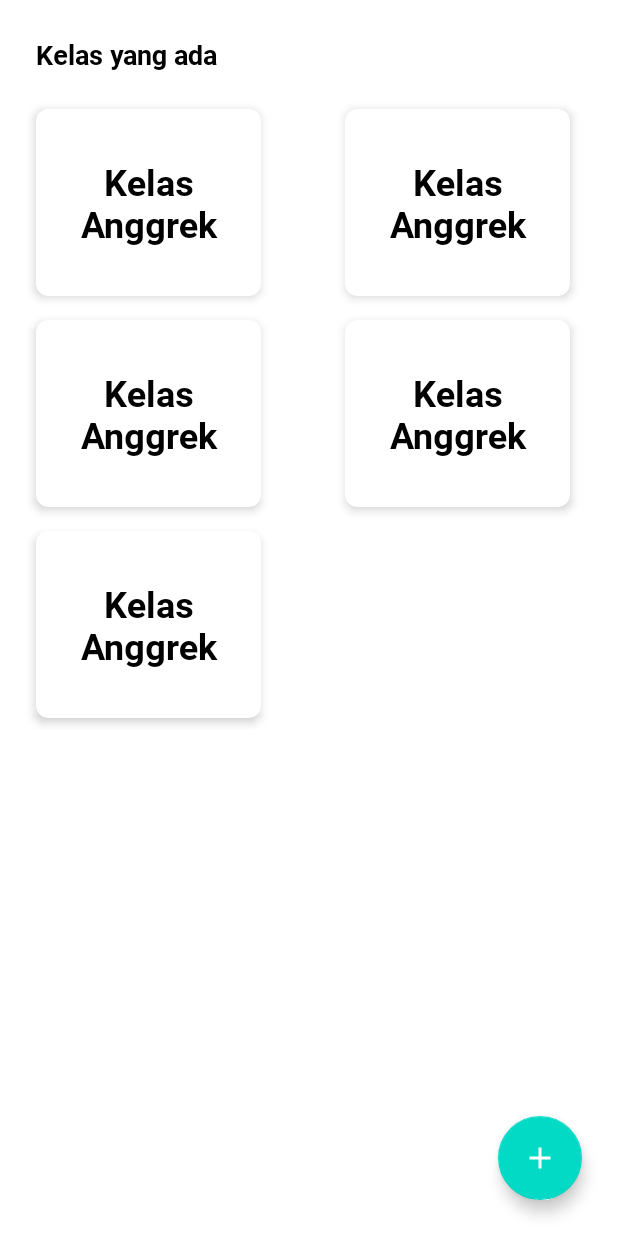
After one commit to cvdigitalcreative/ferinda-app-guru, an Android app: the layout activity_home.xml on its own in the app's theme, with its tools: preview values and no code run, on a phone screen of 412 x 824 dp. The commit adds this screen. Run offline under Robolectric (Android 15) with nearby library versions, the phone set to English and light mode, and no system bars.

Commit message:
Add list class layout

```diff
--- a/app/src/main/AndroidManifest.xml
+++ b/app/src/main/AndroidManifest.xml
@@ -1,5 +1,6 @@
 <?xml version="1.0" encoding="utf-8"?>
 <manifest xmlns:android="http://schemas.android.com/apk/res/android"
+    xmlns:tools="http://schemas.android.com/tools"
     package="com.digitalcreative.appguru">
 
     <application
@@ -8,8 +9,10 @@
         android:label="@string/app_name"
         android:roundIcon="@mipmap/ic_launcher_round"
         android:supportsRtl="true"
-        android:theme="@style/AppTheme">
-        <activity android:name=".LoginActivity">
+        android:theme="@style/AppTheme"
+        tools:ignore="AllowBackup">
+        <activity android:name=".ui.home.HomeActivity" />
+        <activity android:name=".ui.login.LoginActivity">
             <intent-filter>
                 <action android:name="android.intent.action.MAIN" />
 
--- /dev/null
+++ b/app/src/main/java/com/digitalcreative/appguru/ui/home/HomeActivity.kt
@@ -0,0 +1,14 @@
+package com.digitalcreative.appguru.ui.home
+
+import android.os.Bundle
+import androidx.appcompat.app.AppCompatActivity
+import com.digitalcreative.appguru.R
+
+class HomeActivity : AppCompatActivity() {
+
+    override fun onCreate(savedInstanceState: Bundle?) {
+        super.onCreate(savedInstanceState)
+        setContentView(R.layout.activity_home)
+    }
+
+}
--- a/app/src/main/java/com/digitalcreative/appguru/LoginActivity.kt
+++ b/app/src/main/java/com/digitalcreative/appguru/ui/login/LoginActivity.kt
@@ -1,7 +1,8 @@
-package com.digitalcreative.appguru
+package com.digitalcreative.appguru.ui.login
 
+import android.os.Bundle
 import androidx.appcompat.app.AppCompatActivity
-import android.os.Bundle
+import com.digitalcreative.appguru.R
 
 class LoginActivity : AppCompatActivity() {
 
--- /dev/null
+++ b/app/src/main/res/drawable/ic_add.xml
@@ -0,0 +1,10 @@
+<vector xmlns:android="http://schemas.android.com/apk/res/android"
+    android:width="24dp"
+    android:height="24dp"
+    android:tint="@android:color/white"
+    android:viewportWidth="24"
+    android:viewportHeight="24">
+    <path
+        android:fillColor="@android:color/white"
+        android:pathData="M19,13h-6v6h-2v-6H5v-2h6V5h2v6h6v2z" />
+</vector>
--- /dev/null
+++ b/app/src/main/res/layout/activity_home.xml
@@ -0,0 +1,55 @@
+<?xml version="1.0" encoding="utf-8"?>
+<androidx.core.widget.NestedScrollView xmlns:android="http://schemas.android.com/apk/res/android"
+    xmlns:app="http://schemas.android.com/apk/res-auto"
+    xmlns:tools="http://schemas.android.com/tools"
+    android:layout_width="match_parent"
+    android:layout_height="match_parent"
+    android:fillViewport="true">
+
+    <androidx.constraintlayout.widget.ConstraintLayout
+        android:layout_width="match_parent"
+        android:layout_height="match_parent"
+        tools:context=".ui.home.HomeActivity">
+
+        <TextView
+            android:id="@+id/textView3"
+            android:layout_width="wrap_content"
+            android:layout_height="wrap_content"
+            android:layout_marginStart="24dp"
+            android:layout_marginTop="24dp"
+            android:fontFamily="@font/roboto_bold"
+            android:text="@string/kelas_yang_ada"
+            android:textColor="@android:color/black"
+            android:textSize="18sp"
+            app:layout_constraintStart_toStartOf="parent"
+            app:layout_constraintTop_toTopOf="parent" />
+
+        <androidx.recyclerview.widget.RecyclerView
+            android:id="@+id/rv_kelas"
+            android:layout_width="0dp"
+            android:layout_height="wrap_content"
+            android:layout_marginTop="16dp"
+            android:overScrollMode="never"
+            app:layoutManager="androidx.recyclerview.widget.GridLayoutManager"
+            app:layout_constraintEnd_toEndOf="parent"
+            app:layout_constraintStart_toStartOf="parent"
+            app:layout_constraintTop_toBottomOf="@+id/textView3"
+            app:spanCount="2"
+            tools:itemCount="5"
+            tools:listitem="@layout/item_kelas" />
+
+        <com.google.android.material.floatingactionbutton.FloatingActionButton
+            android:id="@+id/fab_class"
+            android:layout_width="wrap_content"
+            android:layout_height="wrap_content"
+            android:layout_marginEnd="24dp"
+            android:layout_marginBottom="24dp"
+            android:clickable="true"
+            android:focusable="true"
+            app:layout_behavior="@string/hide_bottom_view_on_scroll_behavior"
+            app:layout_constraintBottom_toBottomOf="parent"
+            app:layout_constraintEnd_toEndOf="parent"
+            app:srcCompat="@drawable/ic_add"
+            app:tint="@android:color/white" />
+    </androidx.constraintlayout.widget.ConstraintLayout>
+</androidx.core.widget.NestedScrollView>
--- a/app/src/main/res/layout/activity_login.xml
+++ b/app/src/main/res/layout/activity_login.xml
@@ -4,7 +4,7 @@
     xmlns:tools="http://schemas.android.com/tools"
     android:layout_width="match_parent"
     android:layout_height="match_parent"
-    tools:context=".LoginActivity">
+    tools:context=".ui.login.LoginActivity">
 
     <TextView
         android:id="@+id/textView"
--- /dev/null
+++ b/app/src/main/res/layout/item_kelas.xml
@@ -0,0 +1,32 @@
+<?xml version="1.0" encoding="utf-8"?>
+<androidx.cardview.widget.CardView xmlns:android="http://schemas.android.com/apk/res/android"
+    xmlns:app="http://schemas.android.com/apk/res-auto"
+    xmlns:tools="http://schemas.android.com/tools"
+    style="@style/MyCardView"
+    android:layout_width="150dp"
+    android:layout_height="wrap_content">
+
+    <androidx.constraintlayout.widget.ConstraintLayout
+        android:layout_width="match_parent"
+        android:layout_height="match_parent">
+
+        <TextView
+            android:id="@+id/tv_class_name"
+            android:layout_width="wrap_content"
+            android:layout_height="wrap_content"
+            android:layout_marginStart="32dp"
+            android:layout_marginTop="32dp"
+            android:layout_marginEnd="32dp"
+            android:layout_marginBottom="32dp"
+            android:fontFamily="@font/roboto_bold"
+            android:textAlignment="center"
+            android:textColor="@android:color/black"
+            android:textSize="24sp"
+            app:layout_constraintBottom_toBottomOf="parent"
+            app:layout_constraintEnd_toEndOf="parent"
+            app:layout_constraintStart_toStartOf="parent"
+            app:layout_constraintTop_toTopOf="parent"
+            tools:text="Kelas Anggrek" />
+    </androidx.constraintlayout.widget.ConstraintLayout>
+
+</androidx.cardview.widget.CardView>
--- a/app/src/main/res/values/strings.xml
+++ b/app/src/main/res/values/strings.xml
@@ -5,4 +5,5 @@
     <string name="nip_email">NIP / Email</string>
     <string name="password">Password</string>
     <string name="login_illustration">Login Illustration</string>
+    <string name="kelas_yang_ada">Kelas yang ada</string>
 </resources>
```
